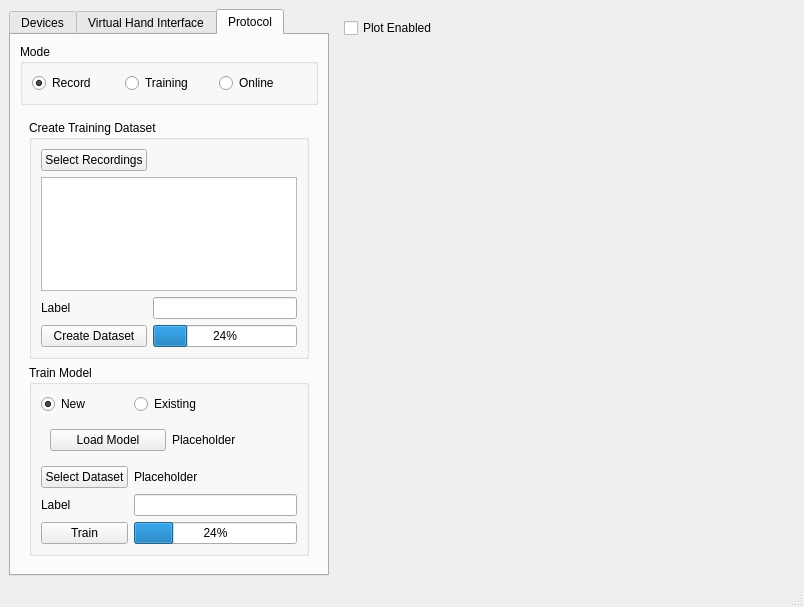
This is mindmove/gui/ui/main_window.ui in Giammash/Robustic as Qt 5 draws it before an edit. The edited form follows.
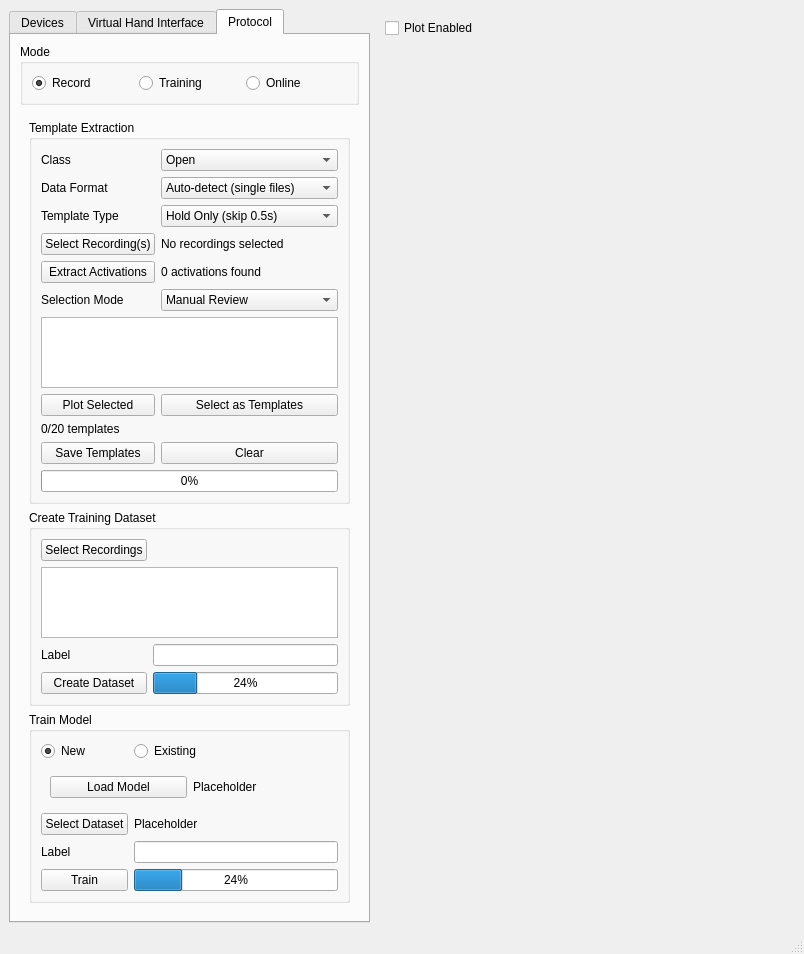
This is the edited form. The open tabs and pages were chosen to show the change. Custom widgets are drawn as their Qt base class.

```diff
--- a/mindmove/gui/ui/main_window.ui
+++ b/mindmove/gui/ui/main_window.ui
@@ -510,6 +510,187 @@
           <widget class="QWidget" name="trainingWidget">
            <layout class="QGridLayout" name="gridLayout_12">
             <item row="0" column="0">
+             <widget class="QGroupBox" name="trainingTemplateExtractionGroupBox">
+              <property name="title">
+               <string>Template Extraction</string>
+              </property>
+              <layout class="QGridLayout" name="gridLayout_20">
+               <item row="0" column="0">
+                <widget class="QLabel" name="label_9">
+                 <property name="text">
+                  <string>Class</string>
+                 </property>
+                </widget>
+               </item>
+               <item row="0" column="1">
+                <widget class="QComboBox" name="trainingTemplateClassComboBox">
+                 <item>
+                  <property name="text">
+                   <string>Open</string>
+                  </property>
+                 </item>
+                 <item>
+                  <property name="text">
+                   <string>Closed</string>
+                  </property>
+                 </item>
+                </widget>
+               </item>
+               <item row="1" column="0">
+                <widget class="QLabel" name="label_12">
+                 <property name="text">
+                  <string>Data Format</string>
+                 </property>
+                </widget>
+               </item>
+               <item row="1" column="1">
+                <widget class="QComboBox" name="trainingDataFormatComboBox">
+                 <item>
+                  <property name="text">
+                   <string>Auto-detect (single files)</string>
+                  </property>
+                 </item>
+                 <item>
+                  <property name="text">
+                   <string>Legacy (EMG + GT folders)</string>
+                  </property>
+                 </item>
+                </widget>
+               </item>
+               <item row="2" column="0">
+                <widget class="QLabel" name="label_10">
+                 <property name="text">
+                  <string>Template Type</string>
+                 </property>
+                </widget>
+               </item>
+               <item row="2" column="1">
+                <widget class="QComboBox" name="trainingTemplateTypeComboBox">
+                 <item>
+                  <property name="text">
+                   <string>Hold Only (skip 0.5s)</string>
+                  </property>
+                 </item>
+                 <item>
+                  <property name="text">
+                   <string>Onset + Hold (start -0.2s)</string>
+                  </property>
+                 </item>
+                </widget>
+               </item>
+               <item row="3" column="0">
+                <widget class="QPushButton" name="trainingSelectRecordingsForExtractionPushButton">
+                 <property name="text">
+                  <string>Select Recording(s)</string>
+                 </property>
+                </widget>
+               </item>
+               <item row="3" column="1">
+                <widget class="QLabel" name="trainingSelectedRecordingsForExtractionLabel">
+                 <property name="text">
+                  <string>No recordings selected</string>
+                 </property>
+                </widget>
+               </item>
+               <item row="4" column="0">
+                <widget class="QPushButton" name="trainingExtractActivationsPushButton">
+                 <property name="text">
+                  <string>Extract Activations</string>
+                 </property>
+                </widget>
+               </item>
+               <item row="4" column="1">
+                <widget class="QLabel" name="trainingActivationCountLabel">
+                 <property name="text">
+                  <string>0 activations found</string>
+                 </property>
+                </widget>
+               </item>
+               <item row="5" column="0">
+                <widget class="QLabel" name="label_11">
+                 <property name="text">
+                  <string>Selection Mode</string>
+                 </property>
+                </widget>
+               </item>
+               <item row="5" column="1">
+                <widget class="QComboBox" name="trainingSelectionModeComboBox">
+                 <item>
+                  <property name="text">
+                   <string>Manual Review</string>
+                  </property>
+                 </item>
+                 <item>
+                  <property name="text">
+                   <string>Auto (longest)</string>
+                  </property>
+                 </item>
+                 <item>
+                  <property name="text">
+                   <string>First 20</string>
+                  </property>
+                 </item>
+                </widget>
+               </item>
+               <item row="6" column="0" colspan="2">
+                <widget class="QListWidget" name="trainingActivationListWidget">
+                 <property name="sizePolicy">
+                  <sizepolicy hsizetype="Preferred" vsizetype="Expanding">
+                   <horstretch>0</horstretch>
+                   <verstretch>0</verstretch>
+                  </sizepolicy>
+                 </property>
+                 <property name="selectionMode">
+                  <enum>QAbstractItemView::SelectionMode::MultiSelection</enum>
+                 </property>
+                </widget>
+               </item>
+               <item row="7" column="0">
+                <widget class="QPushButton" name="trainingPlotSelectedPushButton">
+                 <property name="text">
+                  <string>Plot Selected</string>
+                 </property>
+                </widget>
+               </item>
+               <item row="7" column="1">
+                <widget class="QPushButton" name="trainingSelectTemplatesPushButton">
+                 <property name="text">
+                  <string>Select as Templates</string>
+                 </property>
+                </widget>
+               </item>
+               <item row="8" column="0">
+                <widget class="QLabel" name="trainingTemplateCountLabel">
+                 <property name="text">
+                  <string>0/20 templates</string>
+                 </property>
+                </widget>
+               </item>
+               <item row="9" column="0">
+                <widget class="QPushButton" name="trainingSaveTemplatesPushButton">
+                 <property name="text">
+                  <string>Save Templates</string>
+                 </property>
+                </widget>
+               </item>
+               <item row="9" column="1">
+                <widget class="QPushButton" name="trainingClearExtractionPushButton">
+                 <property name="text">
+                  <string>Clear</string>
+                 </property>
+                </widget>
+               </item>
+               <item row="10" column="0" colspan="2">
+                <widget class="QProgressBar" name="trainingExtractionProgressBar">
+                 <property name="value">
+                  <number>0</number>
+                 </property>
+                </widget>
+               </item>
+              </layout>
+             </widget>
+            </item>
+            <item row="1" column="0">
              <widget class="QGroupBox" name="trainingCreateDatasetGroupBox">
               <property name="title">
                <string>Create Training Dataset</string>
@@ -556,7 +737,7 @@
               </layout>
              </widget>
             </item>
-            <item row="1" column="0">
+            <item row="2" column="0">
              <widget class="QGroupBox" name="trainingTrainModelGroupBox">
               <property name="title">
                <string>Train Model</string>
```
